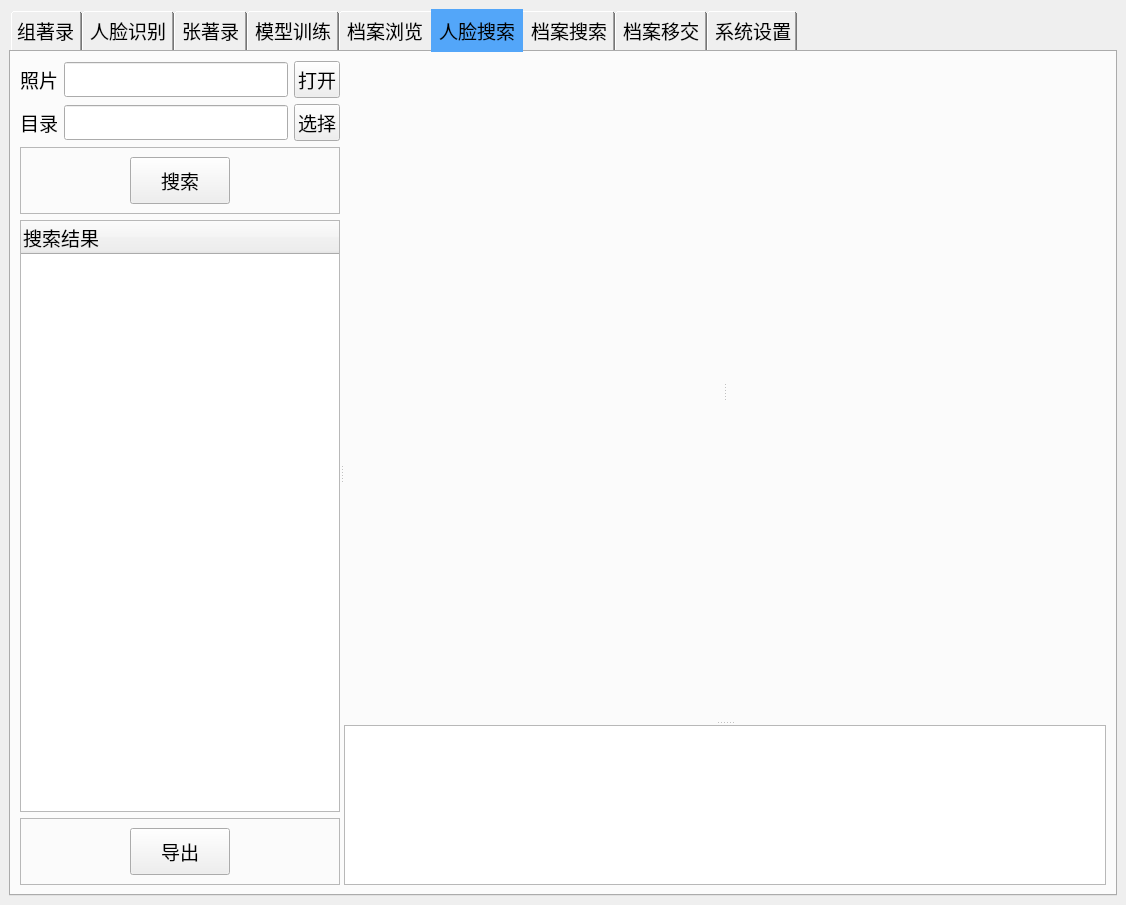
Qt form photo_arch/infrastructures/user_interface/qt/ui/mainwindow.ui (Chieoho/photo_arch) before a commit.
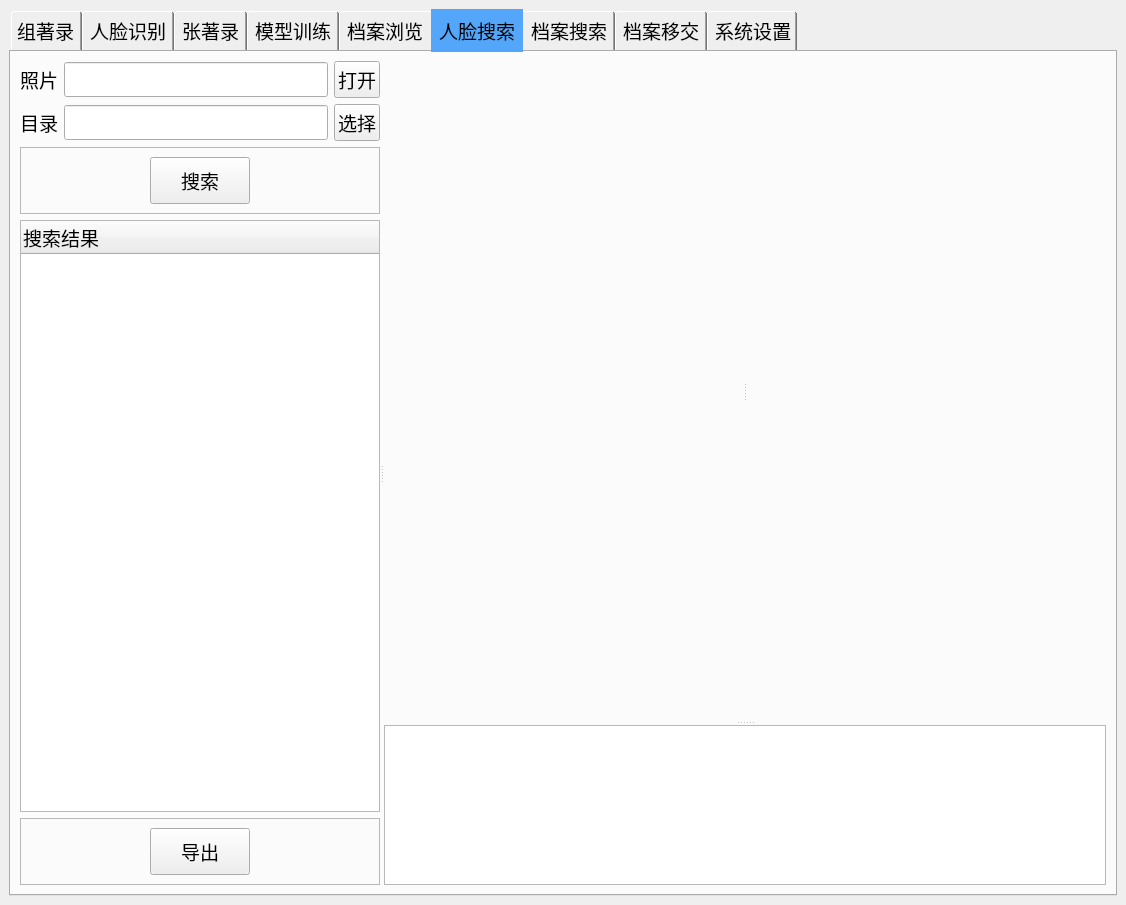
The same form after that commit. The open tabs and pages were chosen to show the change. Icons and pictures are not drawn.

Commit message: 1、最终完成人脸搜索结果树的生成

```diff
--- a/photo_arch/infrastructures/user_interface/qt/ui/mainwindow.ui
+++ b/photo_arch/infrastructures/user_interface/qt/ui/mainwindow.ui
@@ -4095,7 +4095,7 @@
           <widget class="QWidget" name="widget_11" native="true">
            <property name="maximumSize">
             <size>
-             <width>320</width>
+             <width>360</width>
              <height>16777215</height>
             </size>
            </property>
```
Left out of the diff: 2 changed lines with no effect on the pictures. The commit also changes 2 other files.
